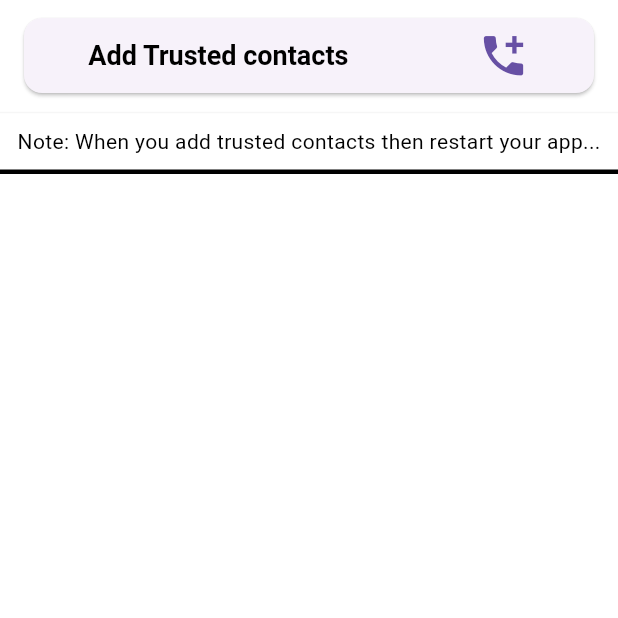
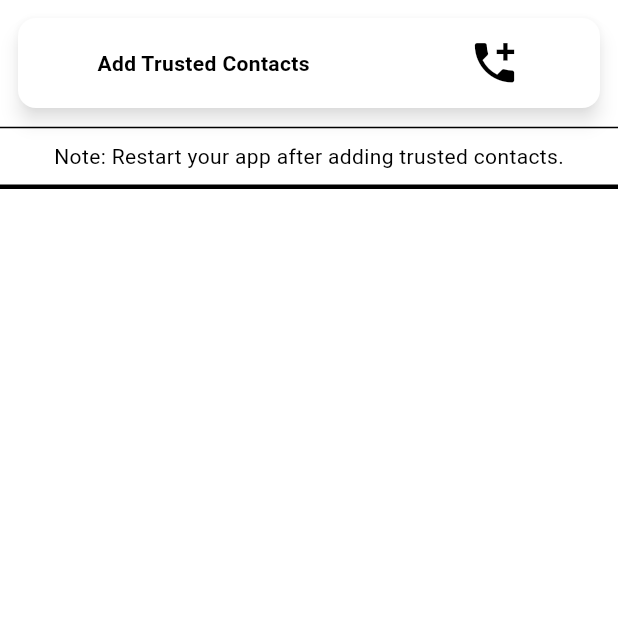
Before and after one commit to yuvaraj8080/Women_Safety_App, a Flutter app: the AddContactsPage screen opened directly, on a phone screen of 412 x 824 dp, the top half of it. Run offline on Flutter 3.47's test engine with Material 3 defaults, Android fonts, the phone set to English and light mode, and no system bars; our stand-ins replace awesome_notifications, cached_network_image, cloud_firestore, connectivity_plus, contacts_service, firebase_auth and 22 more; missing offline and left inert: background_sms, dart:ffi, dialog_flowtter_plus, firebase_app_check, flutter_phone_direct_caller; accounts and stored records are empty; Roboto replaces fonts that are missing (Poppins); project files that could hold a hidden picture were left out.

Commit message:
Made Ui changes in Trusted contacts sectrion

```diff
--- a/lib/Widget_Screen/ChildScreeen/Bottom_Screens/add_Contacts.dart
+++ b/lib/Widget_Screen/ChildScreeen/Bottom_Screens/add_Contacts.dart
@@ -1,12 +1,13 @@
 import 'package:flutter/material.dart';
 import 'package:flutter_phone_direct_caller/flutter_phone_direct_caller.dart';
+import 'package:flutter_women_safety_app/Widget_Screen/ChildScreeen/Bottom_Screens/Contacts.Screen.dart';
+import 'package:flutter_women_safety_app/common/widgets.Login_Signup/loaders/snackbar_loader.dart';
+
 import 'package:flutter_women_safety_app/utils/constants/sizes.dart';
 import 'package:flutter_women_safety_app/utils/halpers/helper_function.dart';
 import '../../../Constants/contactsm.dart';
 import '../../../DB/db_services.dart';
-import '../../../common/widgets.Login_Signup/loaders/snackbar_loader.dart';
 import '../../../utils/constants/colors.dart';
-import 'Contacts.Screen.dart';
 
 class AddContactsPage extends StatefulWidget {
   const AddContactsPage({Key? key}) : super(key: key);
@@ -54,14 +55,23 @@ class _AddContactsPageState extends State<AddContactsPage> {
     if (contactList == null) {
       contactList = [];
     }
+
+    bool isDarkMode = THelperFunction.isDarkMode(context);
+
     return Scaffold(
-      backgroundColor:THelperFunction.isDarkMode(context)?Colors.black:Colors.white, // Set the background color here
+      backgroundColor: isDarkMode ? Colors.black : Colors.white,
       body: SafeArea(
-        child: Container(
         child: Column(
           children: [
-              TextButton(
-                onPressed: () async {
+            Padding(
+              padding: const EdgeInsets.all(8.0),
+              child: Card(
+                color: isDarkMode ? Colors.black : Colors.white,
+                elevation: 5,
+                shadowColor:
+                    isDarkMode ? Colors.white.withOpacity(0.3) : Colors.black54,
+                child: InkWell(
+                  onTap: () async {
                     bool? result = await Navigator.push(
                       context,
                       MaterialPageRoute(
@@ -72,57 +82,79 @@ class _AddContactsPageState extends State<AddContactsPage> {
                       showList();
                     }
                   },
-                child: Card(
                   child: Container(
-                    height: 50,
+                    height: 60,
                     width: double.infinity,
                     child: Row(
                       mainAxisAlignment: MainAxisAlignment.spaceAround,
                       children: [
-                        Text("Add Trusted contacts",
-                            style: Theme.of(context).textTheme.headlineSmall),
+                        Text(
+                          "Add Trusted Contacts",
+                          style: TextStyle(
+                            color: isDarkMode ? Colors.white : Colors.black,
+                            fontWeight: FontWeight.bold,
+                          ),
+                        ),
                         Icon(
                           Icons.add_call,
                           size: 35,
-                        )
+                          color: isDarkMode ? Colors.white : Colors.black,
+                        ),
                       ],
+                    ),
                   ),
                 ),
               ),
             ),
             Divider(
               height: 2,
-                  color: THelperFunction.isDarkMode(context)
-                      ? TColors.darkGrey
-                      : TColors.light),
+              color: isDarkMode ? Colors.white : Colors.black,
+            ),
             Padding(
               padding: const EdgeInsets.all(8.0),
-                child: Text("Note: When you add trusted contacts then restart your app...",
-                    style: Theme.of(context).textTheme.bodyMedium),
+              child: Text(
+                "Note: Restart your app after adding trusted contacts.",
+                style: TextStyle(
+                  color: isDarkMode ? Colors.white : Colors.black,
+                ),
+              ),
             ),
             Divider(
               height: 5,
-                  color: THelperFunction.isDarkMode(context)
-                      ? Colors.white
-                      : Colors.black,
-                  thickness: 3),
+              color: isDarkMode ? Colors.white : Colors.black,
+              thickness: 3,
+            ),
             SizedBox(height: TSizes.size8),
             Expanded(
               child: ListView.builder(
                 itemCount: count,
                 itemBuilder: (BuildContext context, int index) {
                   return Card(
-                      color: THelperFunction.isDarkMode(context)
-                          ? TColors.dark
-                          : TColors.light,
+                    color: isDarkMode ? Colors.grey[850] : Colors.white,
                     elevation: 2,
-                      shadowColor: THelperFunction.isDarkMode(context)
-                          ? TColors.light
-                          : TColors.dark,
+                    shadowColor: isDarkMode
+                        ? Colors.white.withOpacity(0.2)
+                        : Colors.black26,
+                    shape: RoundedRectangleBorder(
+                      borderRadius: BorderRadius.circular(12),
+                      side: BorderSide(
+                        color: isDarkMode
+                            ? Colors.white
+                            : Colors.black, // Border color based on theme
+                        width: 1, // Border width
+                      ),
+                    ),
+                    margin:
+                        const EdgeInsets.symmetric(vertical: 8, horizontal: 12),
                     child: Padding(
                       padding: const EdgeInsets.all(10),
                       child: ListTile(
-                          title: Text(contactList![index].name ?? ""),
+                        title: Text(
+                          contactList![index].name ?? "",
+                          style: TextStyle(
+                            color: isDarkMode ? Colors.white : Colors.black,
+                          ),
+                        ),
                         trailing: Container(
                           width: 100,
                           child: Row(
@@ -158,7 +190,6 @@ class _AddContactsPageState extends State<AddContactsPage> {
           ],
         ),
       ),
-      ),
     );
   }
 }
--- a/lib/features/authentication/screens/onBoarding/onboarding.dart
+++ b/lib/features/authentication/screens/onBoarding/onboarding.dart
@@ -34,7 +34,7 @@ class OnBoardingScreen extends StatelessWidget {
                 , subtitle2:"3) Stay vigilant with our built-in shake feature. Simply shake your device in case of emergency, and our app will discreetly send out alerts to your chosen contacts, ensuring your safety anytime, anywhere."),
 
         onBordingPage(image:"assets/images/on_boarding_images/onboard2.webp",
-            title: "Hello Dear, Lets Go Your Dream App",subtitle1:"Allow users to create trusted networks of friends and family who can be contacted in case of emergencies."
+            title: "Hello Dear, Take your first step towards your safe world",subtitle1:"Allow users to create trusted networks of friends and family who can be contacted in case of emergencies."
                 " Enable users to report incidents of harassment or unsafe behavior within the community while maintaining anonymity, fostering a safe environment for sharing concerns.",
           subtitle2: '',),
 
--- a/lib/utils/constants/colors.dart
+++ b/lib/utils/constants/colors.dart
@@ -45,5 +45,6 @@ static const Color black = Color(0xFF232323);
 static const Color darkGrey = Color(0xFF4F4F4F);
 static const Color warning = Color(0xFF939393);
 static const Color grey = Color(0xFFE0E0E0);
+static const Color lightGrey = Color(0xFFE0E0E0);
 
 }
```
Also changed, not shown: lib/Widget_Screen/ChildScreeen/Bottom_Screens/Contacts.Screen.dart (+98 -51 lines), 9 other files. Lines whose indentation alone changed are shown as unchanged.
